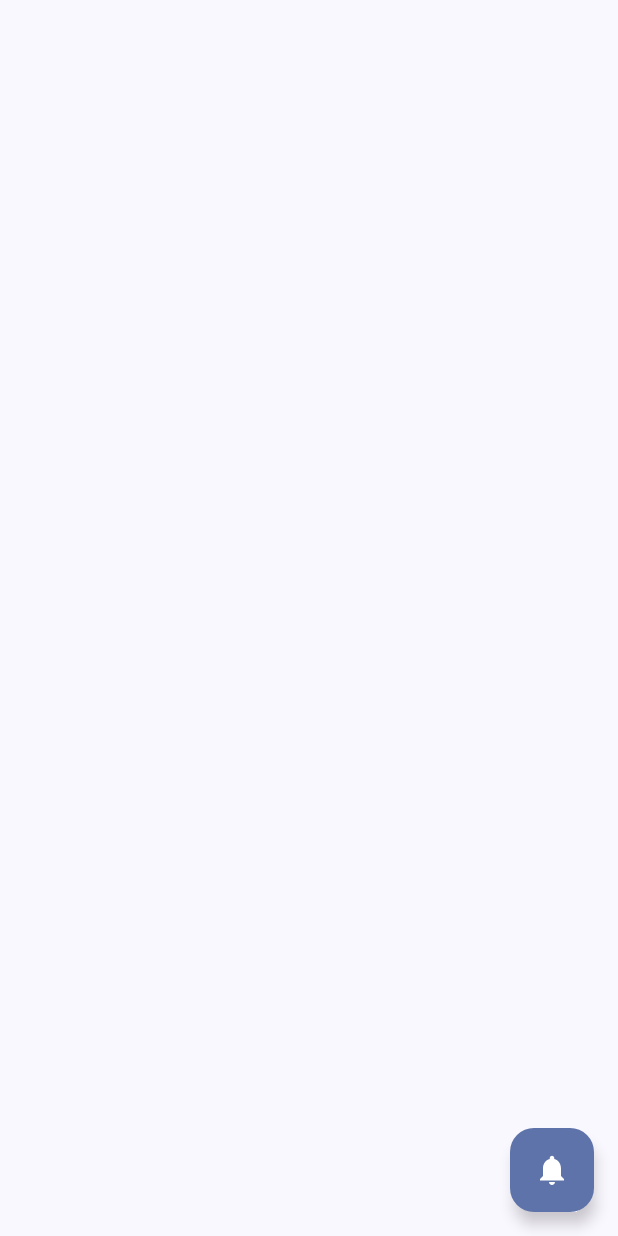
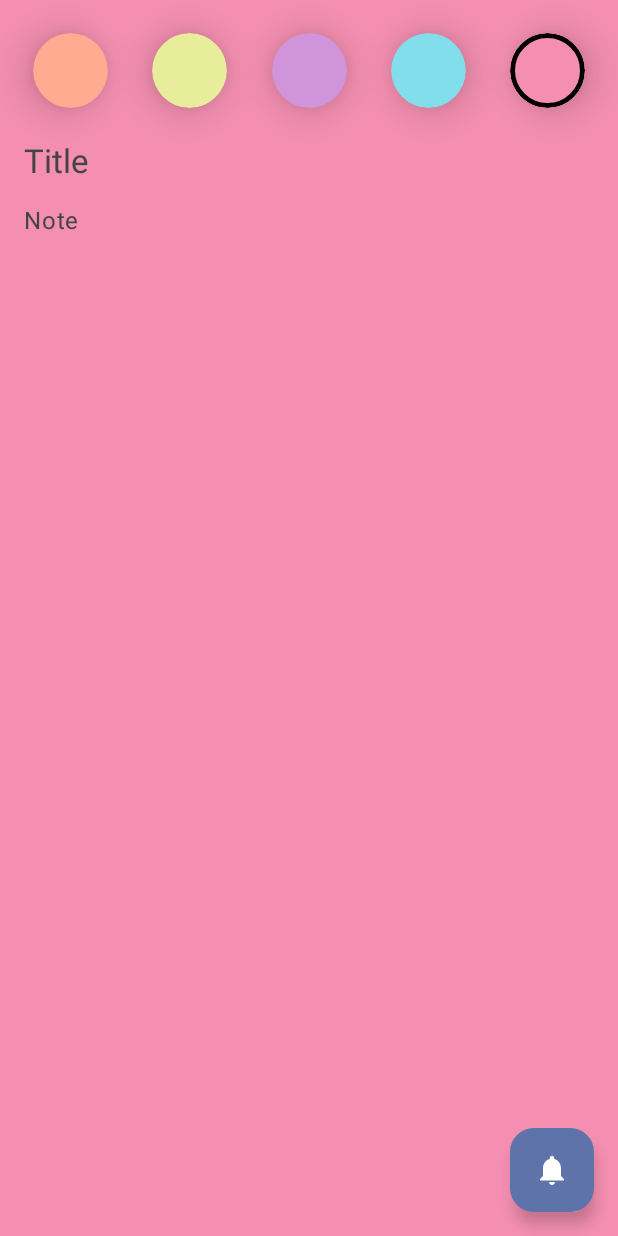
Before and after one commit to yashtandon007/BaseApp, an Android app built with Jetpack Compose: the AddEditNoteScreen screen opened through its navigation route, after a tap on "Save note", on a phone screen of 412 x 824 dp. Run offline under Robolectric (Android 15) with nearby library versions, the phone set to English and light mode, and no system bars; our stand-ins replace Dagger/Hilt's generated code; 1 statement that could not run was skipped.

Commit message:
initial commit

```diff
--- a/app/src/main/java/com/example/myapplication/MainActivity.kt
+++ b/app/src/main/java/com/example/myapplication/MainActivity.kt
@@ -3,8 +3,11 @@ package com.example.myapplication
 import android.os.Bundle
 import androidx.activity.ComponentActivity
 import androidx.activity.compose.setContent
+import androidx.activity.enableEdgeToEdge
 import androidx.compose.material3.MaterialTheme
 import androidx.compose.material3.Surface
+import androidx.compose.ui.graphics.Color
+import androidx.compose.ui.graphics.toArgb
 import androidx.hilt.navigation.compose.hiltViewModel
 import androidx.navigation.compose.NavHost
 import androidx.navigation.compose.composable
@@ -24,7 +27,6 @@ class MainActivity : ComponentActivity() {
 
     override fun onCreate(savedInstanceState: Bundle?) {
         super.onCreate(savedInstanceState)
-        println("yash")
         setContent {
             MyApplicationTheme {
                 Surface(
@@ -49,14 +51,7 @@ class MainActivity : ComponentActivity() {
                         composable(Screen.AddEditNoteScreen.route) {
                             val addEditNoteVm = hiltViewModel<AddEditNoteViewModel>()
                             AddEditNoteScreen(addEditNoteVm.state){ event->
-                                when(event){
-                                    AddEditNotesEvent.RestoreNote -> {
-                                    }
-                                    AddEditNotesEvent.SaveNote -> {
-
-                                    }
-                                }
-
+                                addEditNoteVm.onEvent(event)
                             }
                         }
                     }
--- a/app/src/main/java/com/example/myapplication/feature_note/data/data_source/cache/NoteCacheEntity.kt
+++ b/app/src/main/java/com/example/myapplication/feature_note/data/data_source/cache/NoteCacheEntity.kt
@@ -7,7 +7,7 @@ import com.example.myapplication.feature_note.domain.model.Note
 @Entity(tableName = "notes")
 data class NoteCacheEntity(
 
-    @PrimaryKey(autoGenerate = true) val id: Int?,
+    @PrimaryKey val id: Int?,
     val title: String,
     val content: String,
     val timeStamp: Long,
--- a/app/src/main/java/com/example/myapplication/feature_note/domain/model/Note.kt
+++ b/app/src/main/java/com/example/myapplication/feature_note/domain/model/Note.kt
@@ -2,6 +2,9 @@ package com.example.myapplication.feature_note.domain.model
 
 import androidx.compose.ui.graphics.Color.Companion.Green
 import androidx.compose.ui.graphics.Color.Companion.Red
+import com.example.myapplication.ui.theme.Pink80
+import com.example.myapplication.ui.theme.Purple80
+import com.example.myapplication.ui.theme.*
 
 
 data class Note(
@@ -12,7 +15,7 @@ data class Note(
     val color:Int
 ){
     companion object{
-        val noteColors = listOf(Red, Green)
+        val noteColors = listOf(RedOrange, LightGreen, Violet, BabyBlue, RedPink)
     }
 }
 class InValidNoteException(message:String) : Exception(message)
--- a/app/src/main/java/com/example/myapplication/feature_note/presentation/add_edit_note/AddEditNoteScreen.kt
+++ b/app/src/main/java/com/example/myapplication/feature_note/presentation/add_edit_note/AddEditNoteScreen.kt
@@ -1,18 +1,37 @@
 package com.example.myapplication.feature_note.presentation.add_edit_note
 
+import androidx.compose.foundation.background
+import androidx.compose.foundation.border
+import androidx.compose.foundation.clickable
+import androidx.compose.foundation.layout.Arrangement
+import androidx.compose.foundation.layout.Box
 import androidx.compose.foundation.layout.Column
+import androidx.compose.foundation.layout.IntrinsicSize
+import androidx.compose.foundation.layout.Row
+import androidx.compose.foundation.layout.Spacer
+import androidx.compose.foundation.layout.fillMaxHeight
 import androidx.compose.foundation.layout.fillMaxSize
+import androidx.compose.foundation.layout.fillMaxWidth
+import androidx.compose.foundation.layout.height
 import androidx.compose.foundation.layout.padding
+import androidx.compose.foundation.layout.size
+import androidx.compose.foundation.shape.CircleShape
 import androidx.compose.material.icons.Icons
 import androidx.compose.material.icons.filled.Notifications
 import androidx.compose.material3.FloatingActionButton
 import androidx.compose.material3.Icon
+import androidx.compose.material3.MaterialTheme
 import androidx.compose.material3.Scaffold
 import androidx.compose.runtime.Composable
 import androidx.compose.ui.Modifier
+import androidx.compose.ui.draw.clip
+import androidx.compose.ui.draw.shadow
+import androidx.compose.ui.graphics.Color
 import androidx.compose.ui.graphics.toArgb
 import androidx.compose.ui.tooling.preview.Preview
+import androidx.compose.ui.unit.dp
 import com.example.myapplication.feature_note.domain.model.Note
+import com.example.myapplication.feature_note.presentation.components.TransparentHintTextField
 
 @Composable
 fun AddEditNoteScreen(
@@ -29,9 +48,59 @@ fun AddEditNoteScreen(
         Column(
             modifier = Modifier
                 .fillMaxSize()
+                .background(Color(state.color))
                 .padding(it)
+                .padding(16.dp)
         ) {
 
+            Row(
+                Modifier
+                    .fillMaxWidth()
+                    .padding(6.dp),
+                horizontalArrangement = Arrangement.SpaceBetween
+            ) {
+                Note.noteColors.forEach { color ->
+                    Box(modifier = Modifier
+                        .size(50.dp)
+                        .shadow(15.dp, CircleShape)
+                        .clip(CircleShape)
+                        .background(color)
+                        .border(
+                            width = 3.dp,
+                            color = if (state.color == color.toArgb()) {
+                            Color.Black
+                            } else Color.Transparent,
+                            shape = CircleShape
+                        )
+                        .clickable {
+                            onEvent(AddEditNotesEvent.ChangeColor(color.toArgb()))
+                        }
+                    ) {
+
+                    }
+                }
+            }
+
+            Spacer(Modifier.height(16.dp))
+            TransparentHintTextField(
+                text = state.title.text,
+                hint = state.title.hint,
+                isHintVisible = state.title.isHintVisible,
+                textStyle = MaterialTheme.typography.titleLarge,
+                modifier = Modifier.fillMaxWidth(),
+                onValueChange = {
+                    onEvent(AddEditNotesEvent.EnterTitle(it))
+                })
+            Spacer(Modifier.height(16.dp))
+            TransparentHintTextField(
+                text = state.content.text,
+                hint = state.content.hint,
+                isHintVisible = state.content.isHintVisible,
+                textStyle = MaterialTheme.typography.bodyLarge,
+                modifier = Modifier.fillMaxWidth().fillMaxHeight(),
+                onValueChange = {
+                    onEvent(AddEditNotesEvent.EnterContent(it))
+                })
         }
     })
 
@@ -43,9 +112,9 @@ fun AddEditNoteScreenPreview() {
 
     AddEditNoteScreen(
         AddEditNotesState(
-            title = NoteTextFieldState(),
-            content = NoteTextFieldState(),
-            color = Note.noteColors.random().toArgb()
+            title = NoteTextFieldState(hint = "Title"),
+            content = NoteTextFieldState(hint = "Note"),
+            color = Note.noteColors[0].toArgb()
         )
     ) {
 
--- a/app/src/main/java/com/example/myapplication/feature_note/presentation/add_edit_note/AddEditNoteViewModel.kt
+++ b/app/src/main/java/com/example/myapplication/feature_note/presentation/add_edit_note/AddEditNoteViewModel.kt
@@ -3,11 +3,14 @@ package com.example.myapplication.feature_note.presentation.add_edit_note
 import androidx.compose.runtime.getValue
 import androidx.compose.runtime.mutableStateOf
 import androidx.compose.runtime.setValue
+import androidx.compose.ui.graphics.Color
 import androidx.compose.ui.graphics.toArgb
 import androidx.lifecycle.ViewModel
+import androidx.lifecycle.viewModelScope
 import com.example.myapplication.feature_note.domain.model.Note
 import com.example.myapplication.feature_note.domain.use_case.NoteUseCases
 import dagger.hilt.android.lifecycle.HiltViewModel
+import kotlinx.coroutines.launch
 import javax.inject.Inject
 
 @HiltViewModel
@@ -17,12 +20,68 @@ class AddEditNoteViewModel @Inject constructor(
 
     var state by mutableStateOf(
         AddEditNotesState(
-            title = NoteTextFieldState(),
-            content = NoteTextFieldState(),
+            title = NoteTextFieldState(hint = "Title"),
+            content = NoteTextFieldState(hint = "Note"),
             color = Note.noteColors.random().toArgb()
         )
     )
         private set
 
+    fun onEvent(event: AddEditNotesEvent) {
+        when (event) {
+            is AddEditNotesEvent.ChangeColor -> {
+                state = state.copy(
+                    color = event.color
+                )
+            }
+
+            is AddEditNotesEvent.EnterContent -> {
+                state = state.copy(
+                    content = state.content.copy(
+                        text = event.content, isHintVisible = event.content.isBlank()
+                    )
+                )
+            }
+
+            is AddEditNotesEvent.EnterTitle -> {
+                state = state.copy(
+                    title = state.title.copy(
+                        text = event.title, isHintVisible = event.title.isBlank()
+                    )
+                )
+            }
+
+            AddEditNotesEvent.SaveNote -> {
+
+                viewModelScope.launch {
+                    noteUseCases.insertNoteUseCase(
+                        Note(
+                            title = state.title.text,
+                            content = state.content.text,
+                            timeStamp = System.currentTimeMillis(),
+                            color = state.color,
+                            id = null
+                        )
+                    )
+                }
+            }
+        }
+    }
+
+
 
 }
+
+
+/**
+ * 1,2,3,4,5,6,7
+ * 7,6,5,4,3,2,1
+ *5,6,7  1,2,3,4
+ */
+fun main() {
+
+    val RedOrange = Color(0xffffab91)
+    val RedPink = Color(0xfff48fb1)
+    println(RedOrange.toArgb())
+    println(RedPink.toArgb())
+}
--- a/app/src/main/java/com/example/myapplication/feature_note/presentation/add_edit_note/AddEditNotesEvent.kt
+++ b/app/src/main/java/com/example/myapplication/feature_note/presentation/add_edit_note/AddEditNotesEvent.kt
@@ -1,8 +1,11 @@
 package com.example.myapplication.feature_note.presentation.add_edit_note
 
-import com.google.android.gms.common.internal.Objects
+import androidx.compose.ui.focus.FocusState
+
 
 sealed class AddEditNotesEvent{
     data object SaveNote:AddEditNotesEvent()
-    data object RestoreNote:AddEditNotesEvent()
+    data class EnterTitle(val title: String):AddEditNotesEvent()
+    data class EnterContent(val content: String):AddEditNotesEvent()
+    data class ChangeColor(val color: Int):AddEditNotesEvent()
 }
--- /dev/null
+++ b/app/src/main/java/com/example/myapplication/feature_note/presentation/components/TransparentHintTextField.kt
@@ -0,0 +1,42 @@
+package com.example.myapplication.feature_note.presentation.components
+
+import androidx.compose.foundation.background
+import androidx.compose.foundation.layout.Box
+import androidx.compose.foundation.layout.IntrinsicSize
+import androidx.compose.foundation.layout.fillMaxWidth
+import androidx.compose.foundation.layout.height
+import androidx.compose.foundation.text.BasicTextField
+import androidx.compose.material3.MaterialTheme
+import androidx.compose.material3.Text
+import androidx.compose.runtime.Composable
+import androidx.compose.ui.Modifier
+import androidx.compose.ui.focus.FocusState
+import androidx.compose.ui.focus.onFocusChanged
+import androidx.compose.ui.graphics.Color
+import androidx.compose.ui.text.TextStyle
+import androidx.compose.ui.tooling.preview.Preview
+
+@Composable
+fun TransparentHintTextField(
+    modifier: Modifier = Modifier,
+    text: String,
+    hint: String,
+    textStyle: TextStyle = TextStyle(),
+    isHintVisible: Boolean = true,
+    onValueChange: (String) -> Unit,
+    singleLine: Boolean = false
+) {
+
+    Box(modifier = modifier) {
+        BasicTextField(
+            value = text,
+            onValueChange = onValueChange,
+            singleLine = singleLine,
+            textStyle = textStyle,
+            modifier = modifier
+        )
+        if (isHintVisible) {
+            Text(text = hint, style = textStyle, color = Color.DarkGray)
+        }
+    }
+}
--- a/app/src/main/java/com/example/myapplication/feature_note/presentation/notes/NotesScreen.kt
+++ b/app/src/main/java/com/example/myapplication/feature_note/presentation/notes/NotesScreen.kt
@@ -1,11 +1,16 @@
 package com.example.myapplication.feature_note.presentation.notes
 
+import androidx.compose.foundation.layout.Arrangement
 import androidx.compose.foundation.layout.Box
 import androidx.compose.foundation.layout.Column
+import androidx.compose.foundation.layout.PaddingValues
 import androidx.compose.foundation.layout.fillMaxSize
 import androidx.compose.foundation.layout.padding
 import androidx.compose.foundation.layout.size
 import androidx.compose.foundation.lazy.LazyColumn
+import androidx.compose.foundation.lazy.grid.GridCells
+import androidx.compose.foundation.lazy.grid.LazyVerticalGrid
+import androidx.compose.foundation.lazy.grid.items
 import androidx.compose.foundation.lazy.items
 import androidx.compose.material.icons.Icons
 import androidx.compose.material.icons.filled.Send
@@ -40,23 +45,29 @@ fun NotesScreen(
                 modifier = Modifier
                     .fillMaxSize()
                     .padding(it)
+                    .padding(16.dp)
             ) {
                 if (state.isLoading) {
-                    CircularProgressIndicator(modifier = Modifier
-                        .size(70.dp)
-                        .align(Center))
+                    CircularProgressIndicator(
+                        modifier = Modifier
+                            .size(70.dp)
+                            .align(Center)
+                    )
                 } else {
                     Column(
                         modifier = Modifier.fillMaxSize()
+
                     ) {
-                        LazyColumn {
+                        LazyVerticalGrid(
+                            columns = GridCells.Fixed(2),
+                            horizontalArrangement = Arrangement.spacedBy(6.dp)
+                        ) {
                             items(state.notes) { note ->
                                 NoteItem(note)
                             }
                         }
                     }
                 }
-
             }
 
         })
@@ -70,9 +81,9 @@ fun NotesScreenPreview() {
     NotesScreen(
         state = NotesState(
             notes = listOf(
-                Note(null, "Note 1", "content", 1, 1), Note(null, "Note 2", "content", 1, 1)
-            ),
-            isLoading = false
+                Note(null, "Note 1", "content", 1, -749647),
+                Note(null, "Note 2", "content", 1, -21615)
+            ), isLoading = false
         )
     ) {
 
--- a/app/src/main/java/com/example/myapplication/ui/theme/Color.kt
+++ b/app/src/main/java/com/example/myapplication/ui/theme/Color.kt
@@ -9,3 +9,9 @@ val Pink80 = Color(0xFFEFB8C8)
 val Purple40 = Color(0xFF6650a4)
 val PurpleGrey40 = Color(0xFF625b71)
 val Pink40 = Color(0xFF7D5260)
+
+val RedOrange = Color(0xffffab91)
+val RedPink = Color(0xfff48fb1)
+val BabyBlue = Color(0xff81deea)
+val Violet = Color(0xffcf94da)
+val LightGreen = Color(0xffe7ed9b)
--- a/app/src/main/res/values/themes.xml
+++ b/app/src/main/res/values/themes.xml
@@ -1,5 +1,7 @@
 <?xml version="1.0" encoding="utf-8"?>
 <resources>
 
-    <style name="Theme.MyApplication" parent="android:Theme.Material.Light.NoActionBar" />
+    <style name="Theme.MyApplication" parent="android:Theme.Material.Light.NoActionBar" >
+        <item name="android:statusBarColor">@color/black</item>
+    </style>
 </resources>
```
Also changed, not shown: app/src/main/java/com/example/myapplication/feature_note/presentation/components/NoteItem.kt (+22 -1 lines), app/src/main/java/com/example/myapplication/ui/theme/Theme.kt (+5 -3 lines).
